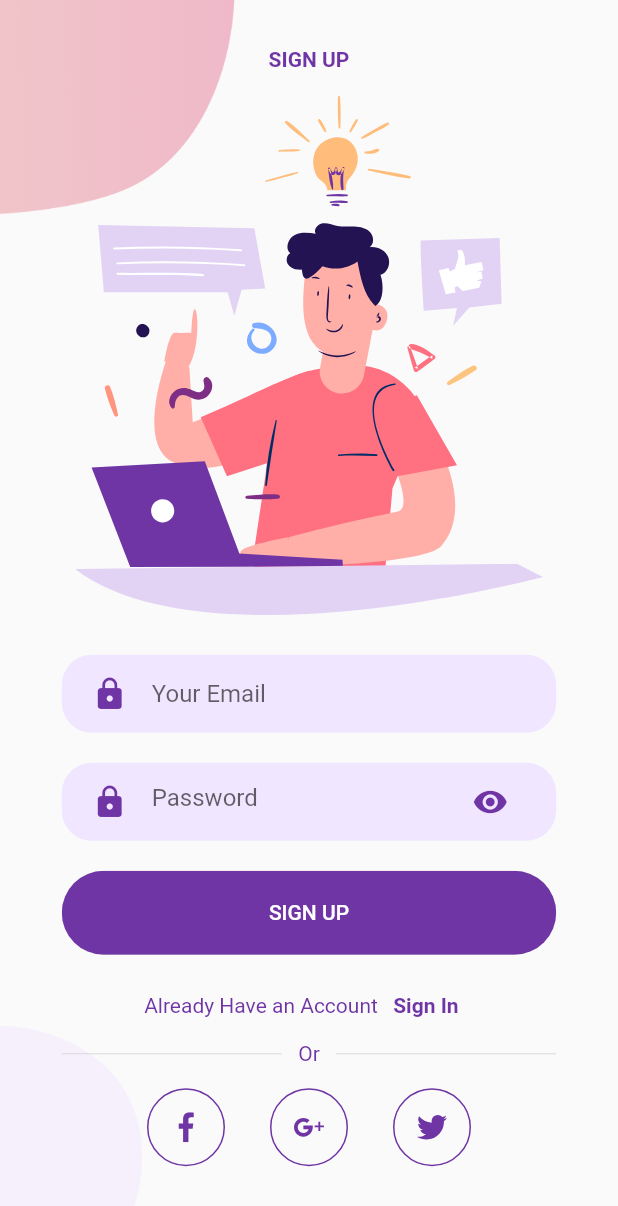
After one commit to XxThunderBlastxX/login_signup_page, a Flutter app: the SignUpPage screen opened by its route, on a phone screen of 412 x 824 dp. The commit adds this screen. Shown: the top 1206 px of the screen. Run offline on Flutter 3.47's test engine with Material 2 defaults, Android fonts, the phone set to English and light mode, and no system bars; our stand-ins replace flutter_svg.

Commit message:
signup page done

```diff
--- a/lib/pages/Login/widgets/login_body.dart
+++ b/lib/pages/Login/widgets/login_body.dart
@@ -1,5 +1,6 @@
 import 'package:flutter/material.dart';
 import 'package:flutter_svg/flutter_svg.dart';
+import 'package:login_ui/constants/constants.dart';
 import 'package:login_ui/pages/Login/widgets/login_bg.dart';
 import 'package:login_ui/pages/SignUp/SignUp.dart';
 import 'package:login_ui/widgets/roundedButton.dart';
@@ -24,6 +25,7 @@ class LoginBody extends StatelessWidget {
               style: TextStyle(
                 fontWeight: FontWeight.bold,
                 fontSize: 18,
+                color: kPrimaryColor,
               ),
             ),
             SizedBox(
--- a/lib/pages/SignUp/SignUp.dart
+++ b/lib/pages/SignUp/SignUp.dart
@@ -1,4 +1,6 @@
 import 'package:flutter/material.dart';
+
+import './widgets/signup_body.dart';
 
 class SignUpPage extends StatelessWidget {
   //Route Name
@@ -8,9 +10,10 @@ class SignUpPage extends StatelessWidget {
   @override
   Widget build(BuildContext context) {
     return Scaffold(
-      body: Container(
-        color: Colors.blue,
-        child: Text('sign up Page'),
+      body: Body(
+        child: Column(
+          children: [],
+        ),
       ),
     );
   }
--- /dev/null
+++ b/lib/pages/SignUp/widgets/divider_line.dart
@@ -0,0 +1,17 @@
+import 'package:flutter/material.dart';
+
+class buildDivider extends StatelessWidget {
+  const buildDivider({
+    Key? key,
+  }) : super(key: key);
+
+  @override
+  Widget build(BuildContext context) {
+    return const Expanded(
+      child: Divider(
+        height: 1.5,
+        color: Color(0xFFD9D9D9),
+      ),
+    );
+  }
+}
--- /dev/null
+++ b/lib/pages/SignUp/widgets/or_divider.dart
@@ -0,0 +1,30 @@
+import 'package:flutter/material.dart';
+import 'package:login_ui/constants/constants.dart';
+
+import './divider_line.dart';
+
+class OrDivider extends StatelessWidget {
+  const OrDivider({Key? key}) : super(key: key);
+
+  @override
+  Widget build(BuildContext context) {
+    Size size = MediaQuery.of(context).size;
+    return Container(
+      width: size.width * 0.8,
+      child: Row(
+        mainAxisAlignment: MainAxisAlignment.center,
+        children: const [
+          buildDivider(),
+          Padding(
+            padding: EdgeInsets.symmetric(horizontal: 11.0),
+            child: Text(
+              'Or',
+              style: TextStyle(color: kPrimaryColor),
+            ),
+          ),
+          buildDivider(),
+        ],
+      ),
+    );
+  }
+}
--- /dev/null
+++ b/lib/pages/SignUp/widgets/signup_body.dart
@@ -0,0 +1,82 @@
+import 'package:flutter/material.dart';
+import 'package:flutter_svg/flutter_svg.dart';
+
+import './or_divider.dart';
+import './singup_bg.dart';
+import '../../../../widgets/roundedInputField.dart';
+import '../../../constants/constants.dart';
+import '../../../widgets/alreadyHaveAnAccountCheck.dart';
+import '../../../widgets/roundedButton.dart';
+import '../../../widgets/roundedPasswordField.dart';
+import '../../Login/login.dart';
+import 'social_icon.dart';
+
+class Body extends StatelessWidget {
+  final Widget child;
+  const Body({Key? key, required this.child}) : super(key: key);
+
+  @override
+  Widget build(BuildContext context) {
+    Size size = MediaQuery.of(context).size;
+    return SignupBg(
+      child: Column(
+        mainAxisAlignment: MainAxisAlignment.center,
+        children: [
+          const Text(
+            'SIGN UP',
+            style: TextStyle(
+              fontWeight: FontWeight.bold,
+              color: kPrimaryColor,
+            ),
+          ),
+          SizedBox(
+            height: size.height * 0.02,
+          ),
+          SvgPicture.asset(
+            'assets/icons/signup.svg',
+            height: size.height * 0.42,
+          ),
+          SizedBox(
+            height: size.height * 0.02,
+          ),
+          RoundedInputField(
+            hintText: 'Your Email',
+            icon: Icons.lock,
+            onChanged: (value) {},
+          ),
+          RoundedPasswordField(
+            onChanged: (value) {},
+          ),
+          RoundedButton(
+            text: 'SIGN UP',
+            press: () {},
+          ),
+          AlreadyHaveAnAccountCheck(
+            press: () {
+              Navigator.of(context).pushReplacementNamed(LoginPage.routeName);
+            },
+            login: false,
+          ),
+          const OrDivider(),
+          Row(
+            mainAxisAlignment: MainAxisAlignment.center,
+            children: [
+              SocialIcon(
+                path: 'assets/icons/facebook.svg',
+                press: () {},
+              ),
+              SocialIcon(
+                path: 'assets/icons/google-plus.svg',
+                press: () {},
+              ),
+              SocialIcon(
+                path: 'assets/icons/twitter.svg',
+                press: () {},
+              ),
+            ],
+          ),
+        ],
+      ),
+    );
+  }
+}
--- /dev/null
+++ b/lib/pages/SignUp/widgets/singup_bg.dart
@@ -0,0 +1,41 @@
+import 'package:flutter/material.dart';
+
+class SignupBg extends StatelessWidget {
+  const SignupBg({
+    Key? key,
+    required this.child,
+  }) : super(key: key);
+
+  final Widget child;
+
+  @override
+  Widget build(BuildContext context) {
+    Size size = MediaQuery.of(context).size;
+    return Container(
+      height: size.height,
+      width: double.infinity,
+      child: Stack(
+        alignment: Alignment.center,
+        children: [
+          Positioned(
+            top: 0.0,
+            left: 0.0,
+            child: Image.asset(
+              'assets/images/signup_top.png',
+              width: size.width * 0.38,
+            ),
+          ),
+          Positioned(
+            bottom: 0.0,
+            left: 0.0,
+            child: Image.asset(
+              'assets/images/main_bottom.png',
+              width: size.width * 0.23,
+            ),
+          ),
+          child,
+        ],
+      ),
+    );
+  }
+}
--- /dev/null
+++ b/lib/pages/SignUp/widgets/social_icon.dart
@@ -0,0 +1,40 @@
+import 'package:flutter/material.dart';
+import 'package:flutter_svg/flutter_svg.dart';
+
+import '../../../constants/constants.dart';
+
+class SocialIcon extends StatelessWidget {
+  final String? path;
+  final Function? press;
+  const SocialIcon({
+    Key? key,
+    this.path,
+    this.press,
+  }) : super(key: key);
+
+  @override
+  Widget build(BuildContext context) {
+    return GestureDetector(
+      onTap: () {
+        press!();
+      },
+      child: Container(
+        margin: const EdgeInsets.symmetric(horizontal: 15, vertical: 15),
+        padding: const EdgeInsets.all(15),
+        decoration: BoxDecoration(
+          border: Border.all(
+            width: 1,
+            color: kPrimaryColor,
+          ),
+          shape: BoxShape.circle,
+        ),
+        child: SvgPicture.asset(
+          path!,
+          width: 20,
+          height: 20,
+          color: kPrimaryColor,
+        ),
+      ),
+    );
+  }
+}
```
